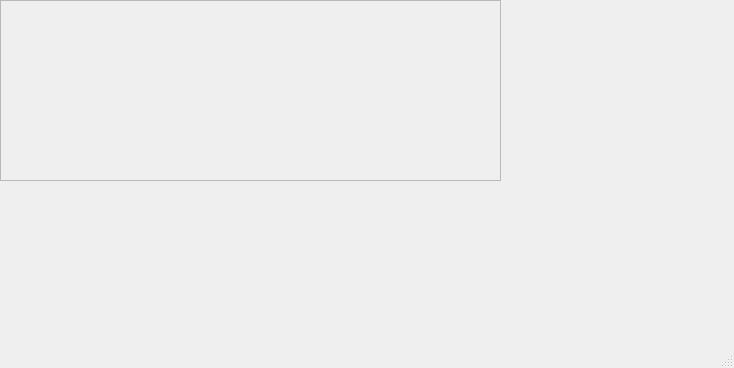
The window that Newfolder/TestProject/myproject/mainwindow.ui (azamat-happy/StyleSheetRealTimeUpdateQT) describes before a commit, drawn with Qt 5.
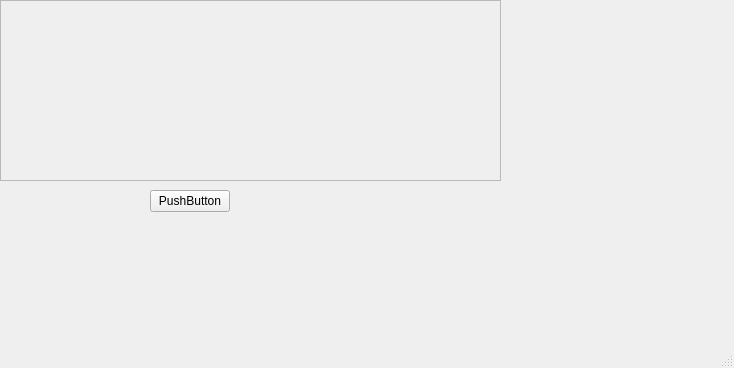
The same window after the commit.

Commit message: добавил кнопку сохранить без функционала

Patch:
```diff
--- a/Newfolder/TestProject/myproject/mainwindow.ui
+++ b/Newfolder/TestProject/myproject/mainwindow.ui
@@ -40,13 +40,21 @@
    <widget class="QWidget" name="formLayoutWidget">
     <property name="geometry">
      <rect>
-      <x>340</x>
-      <y>180</y>
+      <x>150</x>
+      <y>190</y>
       <width>160</width>
       <height>80</height>
      </rect>
     </property>
-    <layout class="QFormLayout" name="formLayout"/>
+    <layout class="QFormLayout" name="formLayout">
+     <item row="0" column="0">
+      <widget class="QPushButton" name="pushButton">
+       <property name="text">
+        <string>PushButton</string>
+       </property>
+      </widget>
+     </item>
+    </layout>
    </widget>
   </widget>
   <widget class="QMenuBar" name="menubar">
```
The commit also changes 2 other files.
